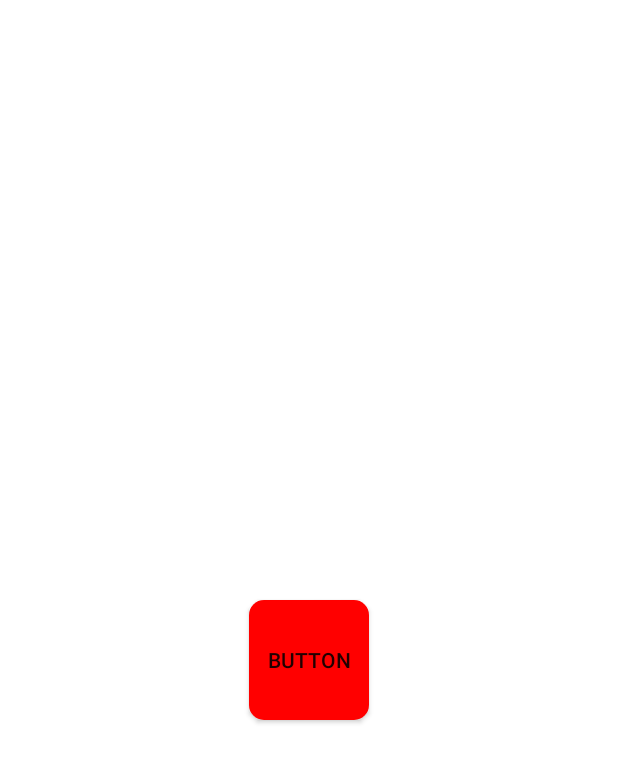
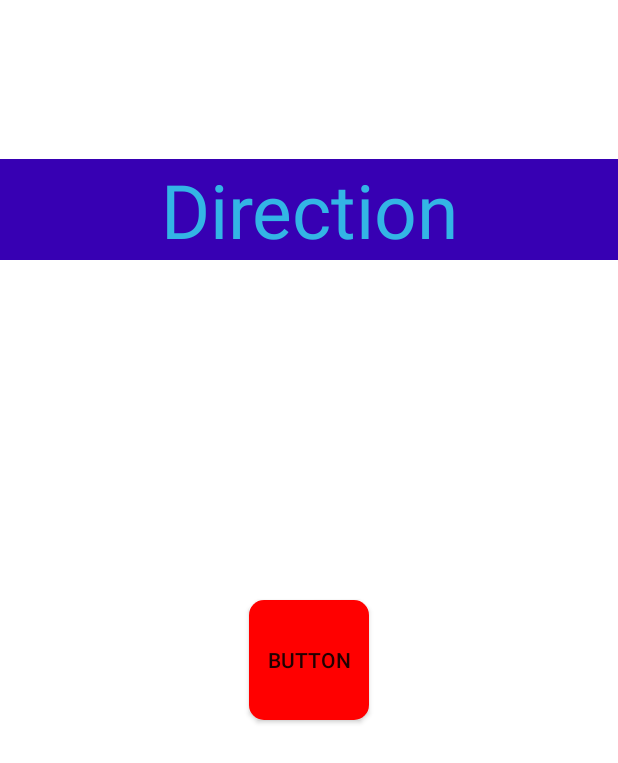
Before and after one commit to elsandner/IconFunctionTest, an Android app: the firstTest screen opened directly, with no data from a screen before it, on a phone screen of 412 x 824 dp. Shown: the top 763 px of the screen. Run offline under Robolectric (Android 15) with nearby library versions, the phone set to English and light mode, and no system bars.

Commit message:
first draw

```diff
--- a/app/src/main/res/layout/activity_first_test.xml
+++ b/app/src/main/res/layout/activity_first_test.xml
@@ -56,6 +56,18 @@
             android:background="@drawable/custom_rounded_corners"
             android:onClick="onClickBt_Icon"
             android:text="Button" />
+
+        <TextView
+            android:id="@+id/textView"
+            android:layout_marginTop="50dp"
+            android:layout_width="match_parent"
+            android:layout_height="wrap_content"
+            android:background="@color/design_default_color_primary_variant"
+            android:text="Direction"
+            android:textColor="#33b5e5"
+            android:textSize="50sp"
+            android:gravity="center"
+            />
     </FrameLayout>
 
 </FrameLayout>
```
